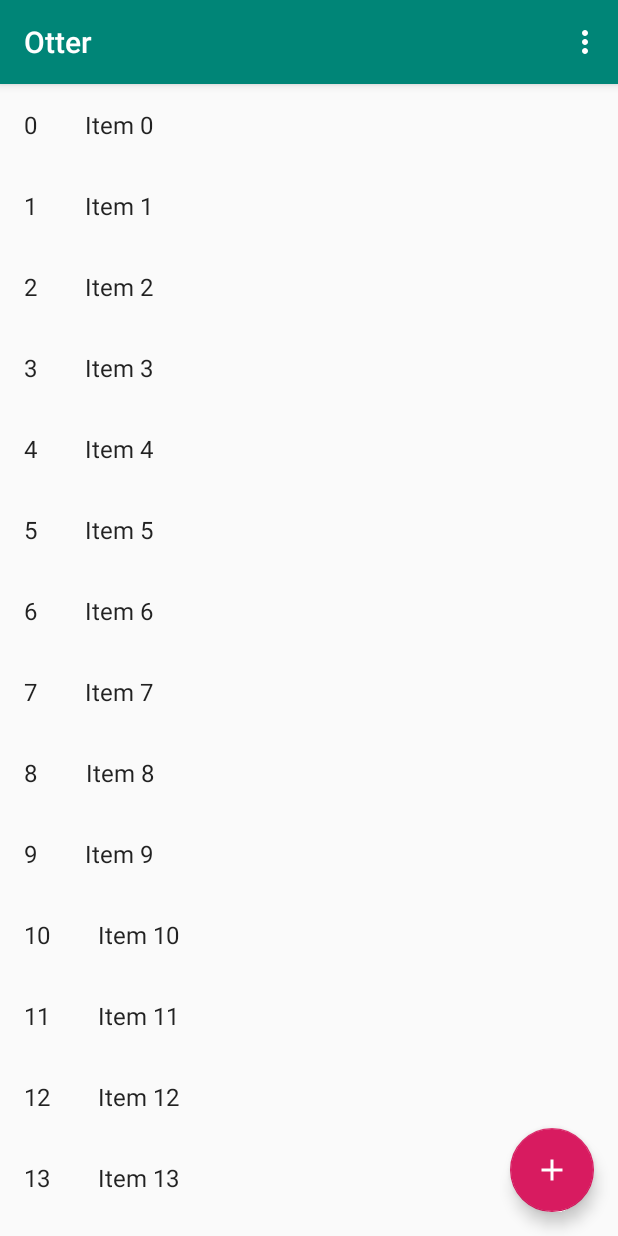
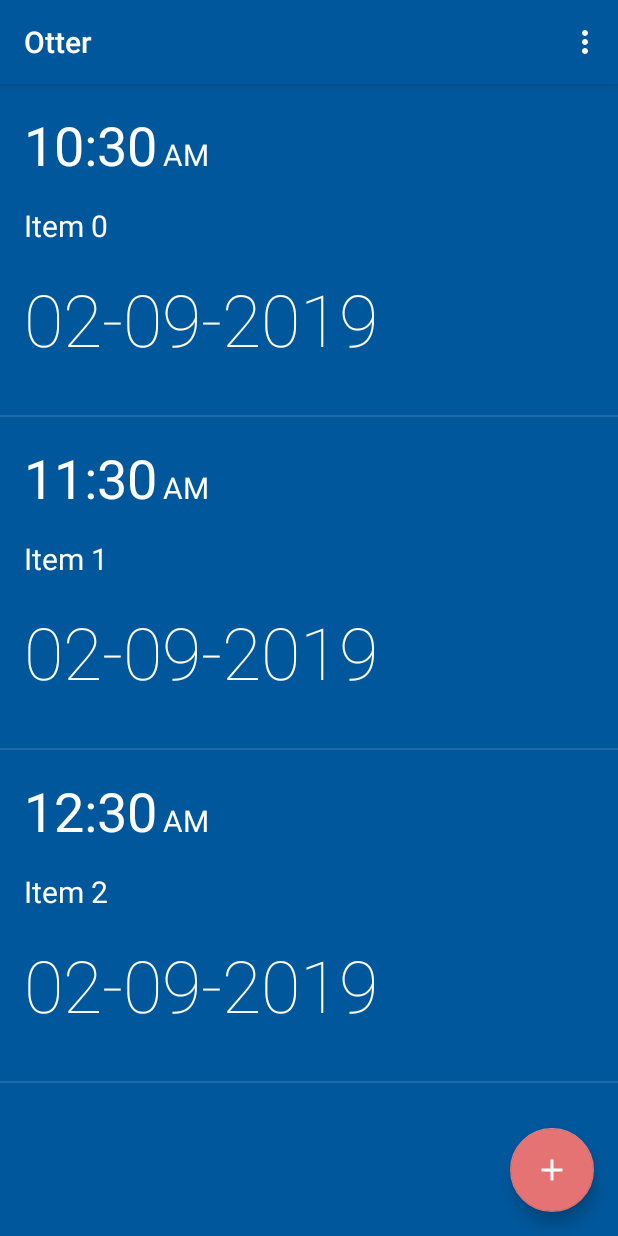
Before and after one commit to scottblechman/Otter, an Android app: the screen it shows after launch (MainActivity), on a phone screen of 412 x 824 dp. Run offline under Robolectric (Android 15) with nearby library versions, the phone set to English and light mode, and no system bars.

Commit message:
Changed look of alarms in list

```diff
--- a/app/src/main/java/com/scottblechman/otter/AlarmFragment.java
+++ b/app/src/main/java/com/scottblechman/otter/AlarmFragment.java
@@ -3,17 +3,17 @@ package com.scottblechman.otter;
 import android.content.Context;
 import android.os.Bundle;
 import android.support.v4.app.Fragment;
+import android.support.v7.widget.DividerItemDecoration;
 import android.support.v7.widget.GridLayoutManager;
 import android.support.v7.widget.LinearLayoutManager;
 import android.support.v7.widget.RecyclerView;
 import android.view.LayoutInflater;
 import android.view.View;
 import android.view.ViewGroup;
+import android.widget.LinearLayout;
 
-import com.scottblechman.otter.dummy.DummyContent;
-import com.scottblechman.otter.dummy.DummyContent.DummyItem;
-
-import java.util.List;
+import com.scottblechman.otter.data.AlarmManager;
+import com.scottblechman.otter.data.AlarmManager.Alarm;
 
 /**
  * A fragment representing a list of Items.
@@ -69,7 +69,11 @@ public class AlarmFragment extends Fragment {
             } else {
                 recyclerView.setLayoutManager(new GridLayoutManager(context, mColumnCount));
             }
-            recyclerView.setAdapter(new MyAlarmRecyclerViewAdapter(DummyContent.ITEMS, mListener));
+            recyclerView.setAdapter(new MyAlarmRecyclerViewAdapter(AlarmManager.ITEMS, mListener));
+
+            DividerItemDecoration dividerItemDecoration = new DividerItemDecoration(recyclerView.getContext(),
+                    ((LinearLayoutManager)recyclerView.getLayoutManager()).getOrientation());
+            recyclerView.addItemDecoration(dividerItemDecoration);
         }
         return view;
     }
@@ -104,6 +108,6 @@ public class AlarmFragment extends Fragment {
      */
     public interface OnListFragmentInteractionListener {
         // TODO: Update argument type and name
-        void onListFragmentInteraction(DummyItem item);
+        void onListFragmentInteraction(Alarm item);
     }
 }
--- a/app/src/main/java/com/scottblechman/otter/MainActivity.java
+++ b/app/src/main/java/com/scottblechman/otter/MainActivity.java
@@ -9,7 +9,7 @@ import android.view.View;
 import android.view.Menu;
 import android.view.MenuItem;
 
-import com.scottblechman.otter.dummy.DummyContent;
+import com.scottblechman.otter.data.AlarmManager;
 
 public class MainActivity extends AppCompatActivity implements AlarmFragment.OnListFragmentInteractionListener {
 
@@ -53,7 +53,7 @@ public class MainActivity extends AppCompatActivity implements AlarmFragment.OnL
     }
 
     @Override
-    public void onListFragmentInteraction(DummyContent.DummyItem item) {
+    public void onListFragmentInteraction(AlarmManager.Alarm item) {
 
     }
 }
--- a/app/src/main/java/com/scottblechman/otter/MyAlarmRecyclerViewAdapter.java
+++ b/app/src/main/java/com/scottblechman/otter/MyAlarmRecyclerViewAdapter.java
@@ -1,27 +1,29 @@
 package com.scottblechman.otter;
 
+import android.support.v7.widget.LinearLayoutManager;
 import android.support.v7.widget.RecyclerView;
+import android.util.Log;
 import android.view.LayoutInflater;
 import android.view.View;
 import android.view.ViewGroup;
 import android.widget.TextView;
 
 import com.scottblechman.otter.AlarmFragment.OnListFragmentInteractionListener;
-import com.scottblechman.otter.dummy.DummyContent.DummyItem;
+import com.scottblechman.otter.data.AlarmManager.Alarm;
 
 import java.util.List;
 
 /**
- * {@link RecyclerView.Adapter} that can display a {@link DummyItem} and makes a call to the
+ * {@link RecyclerView.Adapter} that can display a {@link Alarm} and makes a call to the
  * specified {@link OnListFragmentInteractionListener}.
  * TODO: Replace the implementation with code for your data type.
  */
 public class MyAlarmRecyclerViewAdapter extends RecyclerView.Adapter<MyAlarmRecyclerViewAdapter.ViewHolder> {
 
-    private final List<DummyItem> mValues;
+    private final List<Alarm> mValues;
     private final OnListFragmentInteractionListener mListener;
 
-    public MyAlarmRecyclerViewAdapter(List<DummyItem> items, OnListFragmentInteractionListener listener) {
+    public MyAlarmRecyclerViewAdapter(List<Alarm> items, OnListFragmentInteractionListener listener) {
         mValues = items;
         mListener = listener;
     }
@@ -36,8 +38,10 @@ public class MyAlarmRecyclerViewAdapter extends RecyclerView.Adapter<MyAlarmRecy
     @Override
     public void onBindViewHolder(final ViewHolder holder, int position) {
         holder.mItem = mValues.get(position);
-        holder.mIdView.setText(mValues.get(position).id);
-        holder.mContentView.setText(mValues.get(position).content);
+        Log.d("AlarmRecyclerViewAdapte", "onBindViewHolder: "+mValues.get(position).toString());
+        holder.mDateView.setText(mValues.get(position).getDateAsString());
+        holder.mTimeView.setText(mValues.get(position).getTimeAsString());
+        holder.mLabelView.setText(mValues.get(position).label);
 
         holder.mView.setOnClickListener(new View.OnClickListener() {
             @Override
@@ -58,20 +62,22 @@ public class MyAlarmRecyclerViewAdapter extends RecyclerView.Adapter<MyAlarmRecy
 
     public class ViewHolder extends RecyclerView.ViewHolder {
         public final View mView;
-        public final TextView mIdView;
-        public final TextView mContentView;
-        public DummyItem mItem;
+        public final TextView mDateView;
+        public final TextView mTimeView;
+        public final TextView mLabelView;
+        public Alarm mItem;
 
         public ViewHolder(View view) {
             super(view);
             mView = view;
-            mIdView = (TextView) view.findViewById(R.id.item_number);
-            mContentView = (TextView) view.findViewById(R.id.content);
+            mDateView = view.findViewById(R.id.date);
+            mTimeView = view.findViewById(R.id.time);
+            mLabelView = view.findViewById(R.id.label);
         }
 
         @Override
         public String toString() {
-            return super.toString() + " '" + mContentView.getText() + "'";
+            return super.toString() + " '" + mTimeView.getText() + "'";
         }
     }
 }
--- /dev/null
+++ b/app/src/main/java/com/scottblechman/otter/data/AlarmManager.java
@@ -0,0 +1,70 @@
+package com.scottblechman.otter.data;
+
+import android.support.annotation.NonNull;
+import android.util.Log;
+
+import java.text.SimpleDateFormat;
+import java.time.LocalDateTime;
+import java.util.ArrayList;
+import java.util.Date;
+import java.util.HashMap;
+import java.util.List;
+import java.util.Locale;
+import java.util.Map;
+
+public class AlarmManager {
+
+    public static final List<Alarm> ITEMS = new ArrayList<>();
+
+    // public static final Map<String, Alarm> ITEM_MAP = new HashMap<>();
+
+    // TODO: 1/20/19 remove this when alarm add form available
+    private static final int COUNT = 3;
+
+    static {
+        // Add some sample items.
+        for (int i = 0; i < COUNT; i++) {
+            addItem(createAlarm(i));
+        }
+    }
+
+    private static void addItem(Alarm item) {
+        ITEMS.add(item);
+        // ITEM_MAP.put(item.id, item);
+    }
+
+    private static Alarm createAlarm(int position) {
+        Date date = new Date();
+        if(position > 0) {
+            date.setHours(date.getHours() + position);
+        }
+        return new Alarm(date, "Item "+position);
+    }
+
+    public static class Alarm {
+        public final Date date;
+        public final String label;
+
+        public Alarm(Date date, String label) {
+            this.date = date;
+            this.label = label;
+        }
+
+        @Override
+        @NonNull
+        public String toString() {
+            return new StringBuilder(date.toString())
+            .append(" - ")
+            .append(label)
+                    .toString();
+        }
+
+        public String getDateAsString() {
+            return new SimpleDateFormat("MM-dd-yyyy", Locale.getDefault()).format(date);
+        }
+
+        public String getTimeAsString() {
+            return new SimpleDateFormat("h:mm", Locale.getDefault()).format(date);
+        }
+    }
+}
--- a/app/src/main/java/com/scottblechman/otter/dummy/DummyContent.java
+++ /dev/null
@@ -1,72 +0,0 @@
-package com.scottblechman.otter.dummy;
-
-import java.util.ArrayList;
-import java.util.HashMap;
-import java.util.List;
-import java.util.Map;
-
-/**
- * Helper class for providing sample content for user interfaces created by
- * Android template wizards.
- * <p>
- * TODO: Replace all uses of this class before publishing your app.
- */
-public class DummyContent {
-
-    /**
-     * An array of sample (dummy) items.
-     */
-    public static final List<DummyItem> ITEMS = new ArrayList<DummyItem>();
-
-    /**
-     * A map of sample (dummy) items, by ID.
-     */
-    public static final Map<String, DummyItem> ITEM_MAP = new HashMap<String, DummyItem>();
-
-    private static final int COUNT = 25;
-
-    static {
-        // Add some sample items.
-        for (int i = 0; i <= COUNT; i++) {
-            addItem(createDummyItem(i));
-        }
-    }
-
-    private static void addItem(DummyItem item) {
-        ITEMS.add(item);
-        ITEM_MAP.put(item.id, item);
-    }
-
-    private static DummyItem createDummyItem(int position) {
-        return new DummyItem(String.valueOf(position), "Item " + position, makeDetails(position));
-    }
-
-    private static String makeDetails(int position) {
-        StringBuilder builder = new StringBuilder();
-        builder.append("Details about Item: ").append(position);
-        for (int i = 0; i < position; i++) {
-            builder.append("\nMore details information here.");
-        }
-        return builder.toString();
-    }
-
-    /**
-     * A dummy item representing a piece of content.
-     */
-    public static class DummyItem {
-        public final String id;
-        public final String content;
-        public final String details;
-
-        public DummyItem(String id, String content, String details) {
-            this.id = id;
-            this.content = content;
-            this.details = details;
-        }
-
-        @Override
-        public String toString() {
-            return content;
-        }
-    }
-}
--- a/app/src/main/res/layout/content_main.xml
+++ /dev/null
@@ -1,20 +0,0 @@
-<?xml version="1.0" encoding="utf-8"?>
-<android.support.constraint.ConstraintLayout xmlns:android="http://schemas.android.com/apk/res/android"
-    xmlns:app="http://schemas.android.com/apk/res-auto"
-    xmlns:tools="http://schemas.android.com/tools"
-    android:layout_width="match_parent"
-    android:layout_height="match_parent"
-    app:layout_behavior="@string/appbar_scrolling_view_behavior"
-    tools:context=".MainActivity"
-    tools:showIn="@layout/activity_main">
-
-    <TextView
-        android:layout_width="wrap_content"
-        android:layout_height="wrap_content"
-        android:text="Hello World!"
-        app:layout_constraintBottom_toBottomOf="parent"
-        app:layout_constraintLeft_toLeftOf="parent"
-        app:layout_constraintRight_toRightOf="parent"
-        app:layout_constraintTop_toTopOf="parent" />
-
-</android.support.constraint.ConstraintLayout>
--- a/app/src/main/res/layout/fragment_alarm.xml
+++ b/app/src/main/res/layout/fragment_alarm.xml
@@ -2,19 +2,48 @@
 <LinearLayout xmlns:android="http://schemas.android.com/apk/res/android"
     android:layout_width="wrap_content"
     android:layout_height="wrap_content"
-    android:orientation="horizontal">
+    android:orientation="vertical"
+    android:layout_marginBottom="16dp">
+
+    <LinearLayout
+        android:layout_width="wrap_content"
+        android:layout_height="wrap_content"
+        android:orientation="horizontal">
+
+        <TextView
+            android:id="@+id/time"
+            android:layout_width="wrap_content"
+            android:layout_height="wrap_content"
+            android:layout_marginTop="@dimen/text_margin"
+            android:layout_marginStart="@dimen/text_margin"
+            android:layout_marginEnd="4dp"
+            android:textAppearance="@style/Time"
+            android:text="10:00"/>
+
+        <TextView
+            android:id="@+id/timePeriod"
+            android:layout_width="wrap_content"
+            android:layout_height="wrap_content"
+            android:layout_marginTop="@dimen/text_margin"
+            android:text="AM"
+            android:textAppearance="@style/TimePeriod" />
+    </LinearLayout>
 
     <TextView
-        android:id="@+id/item_number"
+        android:id="@+id/label"
+        android:layout_width="wrap_content"
+        android:layout_height="wrap_content"
+        android:layout_marginStart="@dimen/text_margin"
+        android:layout_marginTop="@dimen/text_margin"
+        android:textAppearance="@style/Label"
+        android:text="Finish app"/>
+
+    <TextView
+        android:id="@+id/date"
         android:layout_width="wrap_content"
         android:layout_height="wrap_content"
         android:layout_margin="@dimen/text_margin"
-        android:textAppearance="?attr/textAppearanceListItem" />
+        android:textAppearance="@style/Date"
+        android:text="Jan 20, 2019"/>
 
-    <TextView
-        android:id="@+id/content"
-        android:layout_width="wrap_content"
-        android:layout_height="wrap_content"
-        android:layout_margin="@dimen/text_margin"
-        android:textAppearance="?attr/textAppearanceListItem" />
 </LinearLayout>
--- a/app/src/main/res/layout/fragment_alarm_list.xml
+++ b/app/src/main/res/layout/fragment_alarm_list.xml
@@ -8,6 +8,6 @@
     android:layout_height="match_parent"
     android:layout_marginLeft="16dp"
     android:layout_marginRight="16dp"
-    app:layoutManager="LinearLayoutManager"
+    app:layoutManager="android.support.v7.widget.LinearLayoutManager"
     tools:context=".AlarmFragment"
     tools:listitem="@layout/fragment_alarm" />
--- a/app/src/main/res/values/colors.xml
+++ b/app/src/main/res/values/colors.xml
@@ -1,6 +1,8 @@
 <?xml version="1.0" encoding="utf-8"?>
 <resources>
-    <color name="colorPrimary">#008577</color>
-    <color name="colorPrimaryDark">#00574B</color>
-    <color name="colorAccent">#D81B60</color>
+    <color name="colorPrimary">#01579b</color>
+    <color name="colorPrimaryDark">#002f6c</color>
+    <color name="colorAccent">#e57373</color>
+    <color name="colorBackground">#01579b</color>
+    <color name="textPrimary">#fff</color>
 </resources>
--- a/app/src/main/res/values/styles.xml
+++ b/app/src/main/res/values/styles.xml
@@ -1,11 +1,12 @@
 <resources>
 
     <!-- Base application theme. -->
-    <style name="AppTheme" parent="Theme.AppCompat.Light.DarkActionBar">
+    <style name="AppTheme" parent="Theme.AppCompat">
         <!-- Customize your theme here. -->
         <item name="colorPrimary">@color/colorPrimary</item>
         <item name="colorPrimaryDark">@color/colorPrimaryDark</item>
         <item name="colorAccent">@color/colorAccent</item>
+        <item name="android:windowBackground">@color/colorBackground</item>
     </style>
 
     <style name="AppTheme.NoActionBar">
@@ -17,4 +18,24 @@
 
     <style name="AppTheme.PopupOverlay" parent="ThemeOverlay.AppCompat.Light" />
 
+    <style name="Date">
+        <item name="android:textColor">@color/textPrimary</item>
+        <item name="android:textSize">48sp</item>
+        <item name="android:fontFamily">sans-serif-thin</item>
+    </style>
+
+    <style name="Label">
+        <item name="android:textColor">@color/textPrimary</item>
+        <item name="android:textSize">20sp</item>
+    </style>
+
+    <style name="Time">
+        <item name="android:textColor">@color/textPrimary</item>
+        <item name="android:textSize">36sp</item>
+    </style>
+
+    <style name="TimePeriod">
+        <item name="android:textColor">@color/textPrimary</item>
+        <item name="android:textSize">20sp</item>
+    </style>
 </resources>
```
